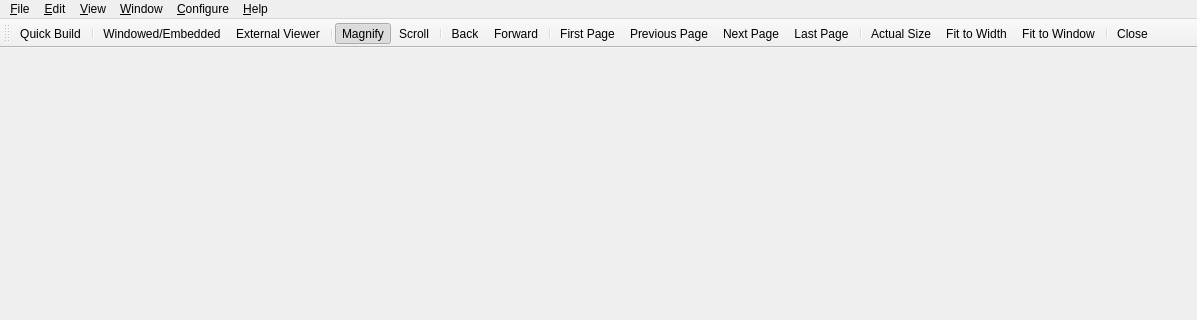
Above: PDFDocument.ui from svn2github/texstudio-trunk before the change; both pictures show x 0 to 1197 and y 0 to 320 of the 1197 by 600 pixel window. Below: the same form after it.
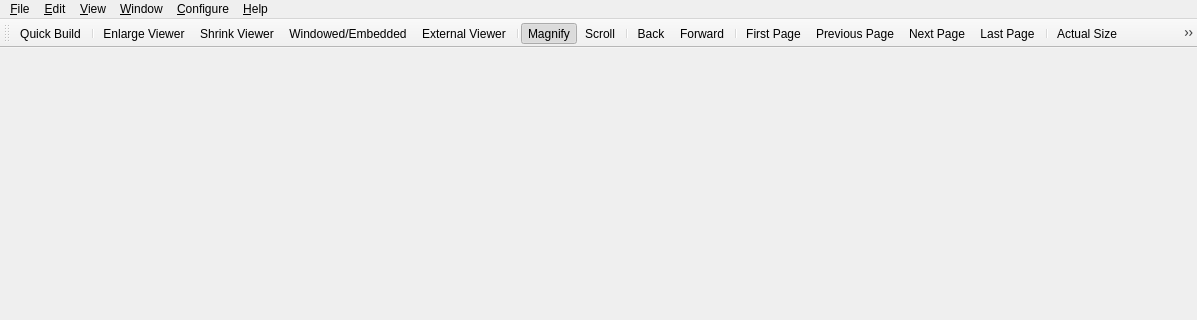
That is the form after the change.

Commit message: enlarge pdf viewer

Patch:
```diff
--- a/PDFDocument.ui
+++ b/PDFDocument.ui
@@ -149,6 +149,8 @@
    </attribute>
    <addaction name="actionTypeset"/>
    <addaction name="separator"/>
+   <addaction name="actionEnlargeViewer"/>
+   <addaction name="actionShrinkViewer"/>
    <addaction name="actionToggleEmbedded"/>
    <addaction name="actionExternalViewer"/>
    <addaction name="separator"/>
@@ -827,6 +829,16 @@
     <string>Windowed/Embedded</string>
    </property>
   </action>
+  <action name="actionEnlargeViewer">
+   <property name="text">
+    <string>Enlarge Viewer</string>
+   </property>
+  </action>
+  <action name="actionShrinkViewer">
+   <property name="text">
+    <string>Shrink Viewer</string>
+   </property>
+  </action>
  </widget>
  <resources/>
  <connections>
```
Left out of the diff: 2 changed lines with no effect on the pictures. The commit also changes 6 other files.
